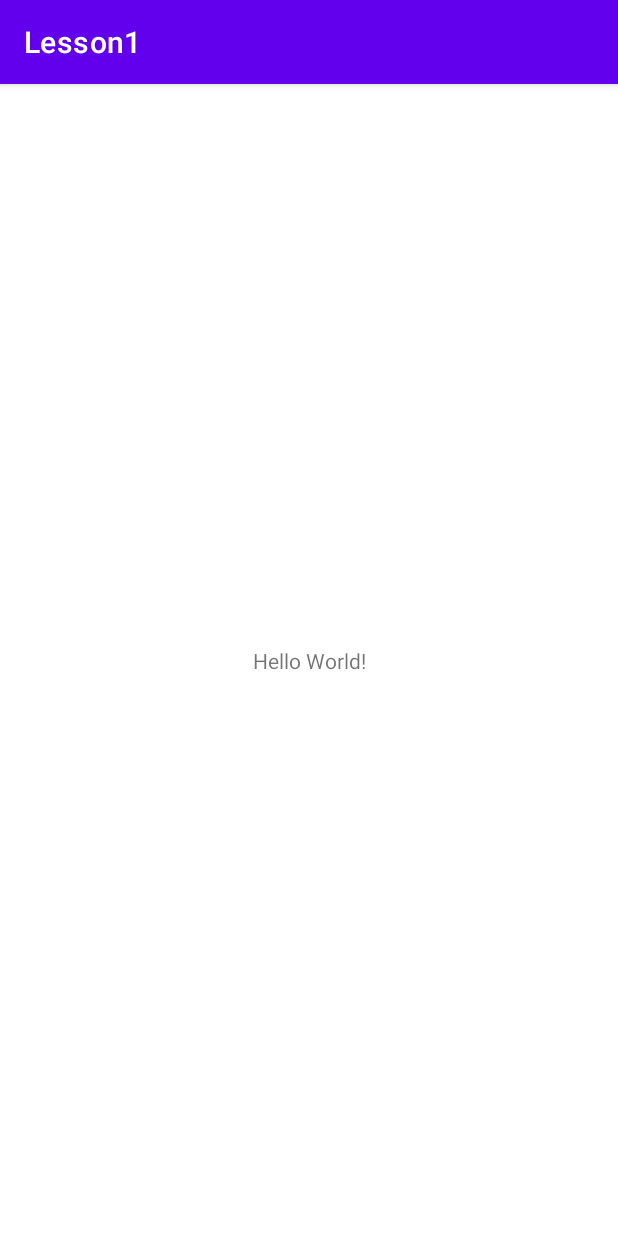
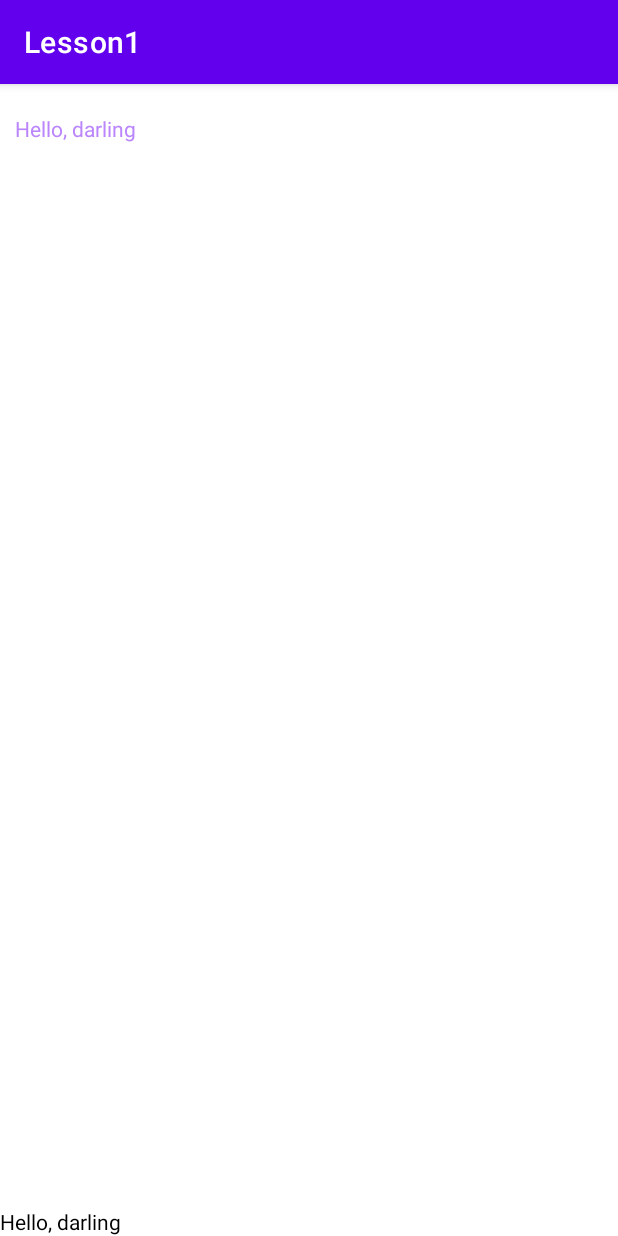
Before and after one commit to LurkAl/Lesson1, an Android app: the screen it shows after launch (MainActivity), on a phone screen of 412 x 824 dp. Run offline under Robolectric (Android 15) with nearby library versions, the phone set to English and light mode, and no system bars.

Commit message:
Lecture try

```diff
--- a/app/src/main/res/layout/activity_main.xml
+++ b/app/src/main/res/layout/activity_main.xml
@@ -1,18 +1,29 @@
 <?xml version="1.0" encoding="utf-8"?>
-<androidx.constraintlayout.widget.ConstraintLayout xmlns:android="http://schemas.android.com/apk/res/android"
-    xmlns:app="http://schemas.android.com/apk/res-auto"
-    xmlns:tools="http://schemas.android.com/tools"
+
+<LinearLayout xmlns:tools="http://schemas.android.com/tools"
+    xmlns:android="http://schemas.android.com/apk/res/android"
+    tools:ignore="ExtraText"
+    android:layout_height="match_parent"
     android:layout_width="match_parent"
-    android:layout_height="match_parent"
-    tools:context=".MainActivity">
+    android:orientation="vertical">
 
-    <TextView
+
+       <TextView xmlns:android="http://schemas.android.com/apk/res/android"
+        android:layout_height="wrap_content"
         android:layout_width="wrap_content"
+        android:text="Hello, darling"
+        android:textColor="@color/purple_200"
+           android:layout_margin="10dp"
+           android:paddingVertical="10dp"
+           android:layout_weight="1"
+        />
+
+    <TextView xmlns:android="http://schemas.android.com/apk/res/android"
         android:layout_height="wrap_content"
-        android:text="Hello World!"
-        app:layout_constraintBottom_toBottomOf="parent"
-        app:layout_constraintLeft_toLeftOf="parent"
-        app:layout_constraintRight_toRightOf="parent"
-        app:layout_constraintTop_toTopOf="parent" />
+        android:layout_width="wrap_content"
+        android:text="Hello, darling"
+        android:textColor="@color/black"/>
 
-</androidx.constraintlayout.widget.ConstraintLayout>
+
+
+</LinearLayout>
```
